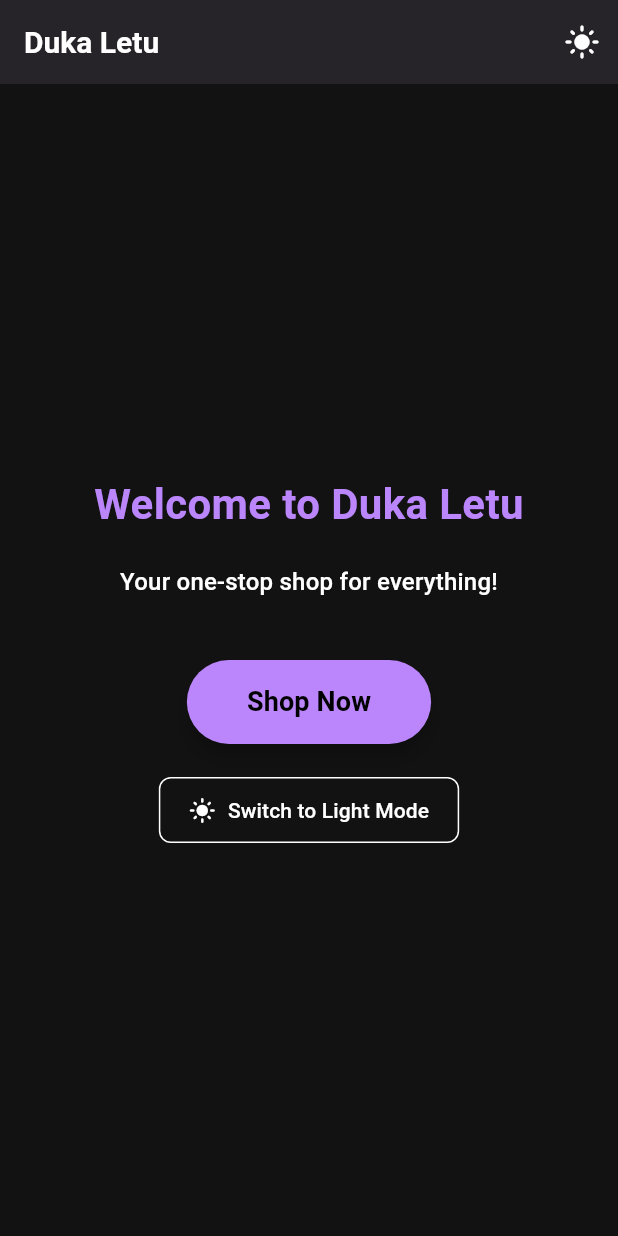
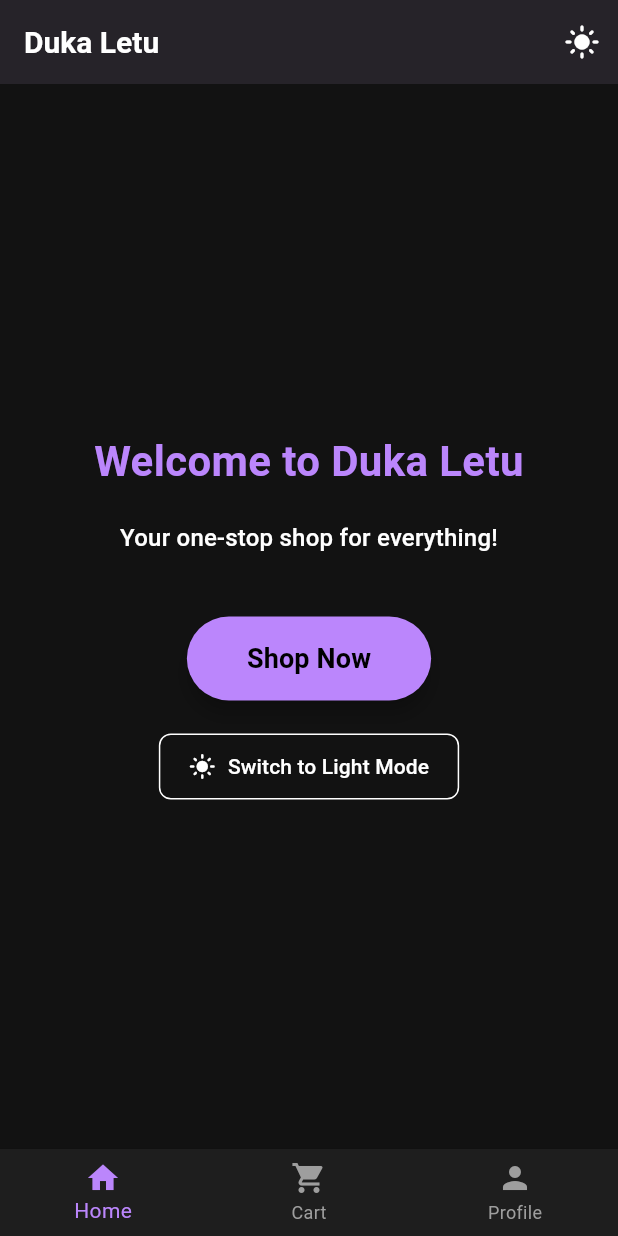
Before and after one commit to MBUDA-BRANICE-NJIRA/Duka-Letu-Class-Project, a Flutter app: the screen it shows after launch, after a tap on "Switch to Dark Mode", on a phone screen of 412 x 824 dp. Run offline on Flutter 3.47's test engine with Material 3 defaults, Android fonts, the phone set to English and light mode, and no system bars.

Commit message:
Worked on the profile screen section

```diff
--- /dev/null
+++ b/lib/Screen/profile_screen.dart
@@ -0,0 +1,15 @@
+import 'package:flutter/material.dart';
+
+class ProfileScreen extends StatelessWidget {
+  const ProfileScreen({super.key});
+
+  @override
+  Widget build(BuildContext context) {
+    return const Scaffold(
+
+      body: Center(
+        child: Text('Your Profile'),
+      ),
+    );
+  }
+}
--- a/lib/main.dart
+++ b/lib/main.dart
@@ -1,5 +1,5 @@
 import 'package:flutter/material.dart';
-import 'Screen/home_screen.dart';
+import 'root_screen.dart';
 import 'contants/theme_data.dart'; // Import our theme data
 
 void main() {
@@ -41,7 +41,7 @@ class _MyAppState extends State<MyApp> {
       // Choose which theme to use based on isDarkMode
       themeMode: isDarkMode ? ThemeMode.dark : ThemeMode.light,
 
-      home: HomeScreen(toggleTheme: toggleTheme, isDarkMode: isDarkMode),
+      home: RootScreen(toggleTheme: toggleTheme, isDarkMode: isDarkMode),
     );
   }
 }
--- a/lib/root_screen.dart
+++ b/lib/root_screen.dart
@@ -0,0 +1,81 @@
+import 'package:flutter/material.dart';
+import 'Screen/home_screen.dart';
+import 'Screen/cart_screen.dart';
+import 'Screen/profile_screen.dart';
+
+class RootScreen extends StatefulWidget {
+  final VoidCallback toggleTheme;
+  final bool isDarkMode;
+
+  const RootScreen({
+    super.key,
+    required this.toggleTheme,
+    required this.isDarkMode,
+  });
+
+  @override
+  State<RootScreen> createState() => _RootScreenState();
+}
+
+class _RootScreenState extends State<RootScreen> {
+  int _currentIndex = 0;
+  final PageController _pageController = PageController();
+
+  @override
+  Widget build(BuildContext context) {
+    return Scaffold(
+      bottomNavigationBar: BottomNavigationBar(
+        currentIndex: _currentIndex,
+        type: BottomNavigationBarType.fixed,
+        selectedItemColor: Theme.of(context).primaryColor,
+        unselectedItemColor: Colors.grey,
+        onTap: (index) {
+          setState(() {
+            _currentIndex = index;
+          });
+          _pageController.animateToPage(
+            index,
+            duration: const Duration(milliseconds: 300),
+            curve: Curves.easeInOut,
+          );
+        },
+        items: const [
+          BottomNavigationBarItem(
+            icon: Icon(Icons.home),
+            label: 'Home',
+          ),
+          BottomNavigationBarItem(
+            icon: Icon(Icons.shopping_cart),
+            label: 'Cart',
+          ),
+          BottomNavigationBarItem(
+            icon: Icon(Icons.person),
+            label: 'Profile',
+          ),
+        ],
+      ),
+      body: PageView(
+        controller: _pageController,
+        onPageChanged: (index) {
+          setState(() {
+            _currentIndex = index;
+          });
+        },
+        children: [
+          HomeScreen(
+            toggleTheme: widget.toggleTheme,
+            isDarkMode: widget.isDarkMode,
+          ),
+          const CartScreen(),
+          const ProfileScreen(),
+        ],
+      ),
+    );
+  }
+
+  @override
+  void dispose() {
+    _pageController.dispose();
+    super.dispose();
+  }
+}
--- a/pubspec.yaml
+++ b/pubspec.yaml
@@ -36,6 +36,7 @@ dependencies:
   cupertino_icons: ^1.0.8
   provider: ^6.1.5
   shared_preferences: ^2.5.3
+  flutter_iconly: ^1.0.2
 
 dev_dependencies:
   flutter_test:
```
Also changed, not shown: pubspec.lock.
